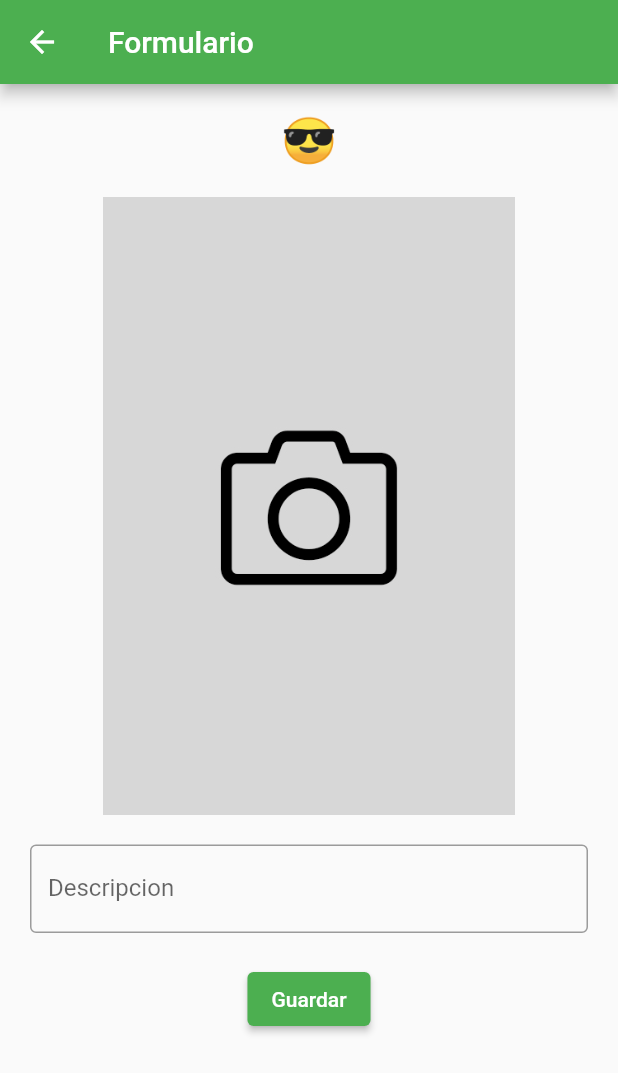
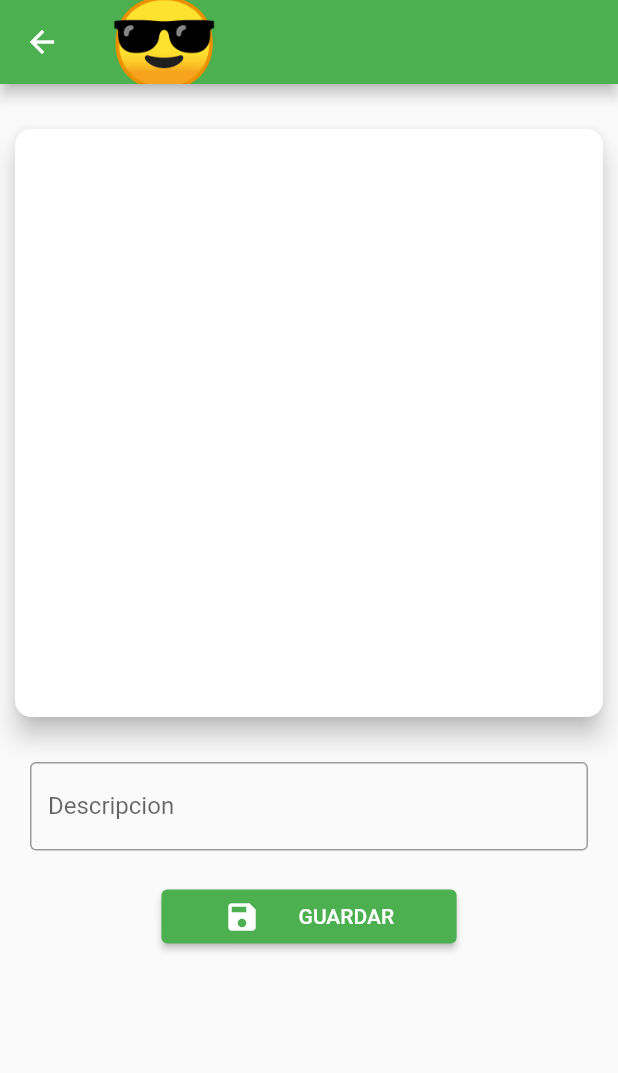
Before and after one commit to xavit/flutter_camera_hive, a Flutter app: the FormUi screen opened by its route, on a phone screen of 412 x 824 dp. Shown: the top 1073 px of the screen. Run offline on Flutter 3.47's test engine with Material 2 defaults, Android fonts, the light colour scheme and no system bars; our stand-ins replace gallery_saver, hive, hive_flutter, image_picker; accounts and stored records are empty.

Commit message:
Card de la Imagen

```diff
--- a/lib/src/ui/form_ui.dart
+++ b/lib/src/ui/form_ui.dart
@@ -1,8 +1,9 @@
+import 'dart:io';
+
 import 'package:flutter/material.dart';
 import 'package:gallery_saver/gallery_saver.dart';
 import 'package:hive/hive.dart';
 import 'package:image_picker/image_picker.dart';
-// import 'dart:io';
 
 class FormUi extends StatefulWidget {
   Map<String, dynamic>? item;
@@ -19,6 +20,7 @@ class _FormUiState extends State<FormUi> {
   final TextEditingController _descripcionController = TextEditingController();
 
   //Foto
+  File? imageFile;
   dynamic _pickImageError;
   late String _statusText = "😎";
 
@@ -28,46 +30,31 @@ class _FormUiState extends State<FormUi> {
     super.initState();
   }
 
-  _labelStatus() {
-    return Text(
-      _statusText,
-      style: const TextStyle(fontSize: 30),
-    );
-  }
+  // _labelStatus() {
+  //   return Text(
+  //     _statusText,
+  //     style: const TextStyle(fontSize: 30),
+  //   );
+  // }
 
   _image() {
     final size = MediaQuery.of(context).size;
     return GestureDetector(
       onTap: () => _takePhoto(),
-      child: SizedBox(
+      child: Container(
         height: size.height * 0.5,
-        child: Image.asset(
-          'assets/images/${widget.item != null ? widget.item!['imagen'] : 'no-image.jpg'}',
-          width: size.width * 0.7,
+        width: size.width,
+        color: Colors.transparent,
+        child: Card(
+          semanticContainer: true,
+          clipBehavior: Clip.antiAliasWithSaveLayer,
+          elevation: 7,
+          shape: RoundedRectangleBorder(
+            borderRadius: BorderRadius.circular(11.0),
+          ),
+          margin: const EdgeInsets.all(10),
         ),
       ),
-    );
-  }
-
-  _descripcion() {
-    return Padding(
-      padding: const EdgeInsets.symmetric(horizontal: 20),
-      child: TextField(
-        controller: _descripcionController,
-        decoration: const InputDecoration(
-          border: OutlineInputBorder(),
-          labelText: 'Descripcion',
-        ),
-      ),
-    );
-  }
-
-  _button() {
-    return ElevatedButton(
-      onPressed: () {
-        // _createItem();
-      },
-      child: const Text('Guardar'),
     );
   }
 
@@ -94,14 +81,6 @@ class _FormUiState extends State<FormUi> {
             _statusText = "💾";
           });
         });
-        // await GallerySaver.saveImage(pickedFile.path).then((String path) {
-        //   setState(() {
-        //     _statusText = 'image saved!';
-        //   });
-        // });
-        // setState(() {
-        //   _pickImageError = null;
-        // });
       }
     } catch (e) {
       setState(() {
@@ -110,15 +89,47 @@ class _FormUiState extends State<FormUi> {
     }
   }
 
+  _descripcion() {
+    return Padding(
+      padding: const EdgeInsets.symmetric(horizontal: 20),
+      child: TextField(
+        controller: _descripcionController,
+        decoration: const InputDecoration(
+          border: OutlineInputBorder(),
+          labelText: 'Descripcion',
+        ),
+      ),
+    );
+  }
+
+  _button() {
+    final size = MediaQuery.of(context).size;
+    return ElevatedButton(
+      onPressed: () {
+        // _createItem();
+      },
+      child: SizedBox(
+        width: size.width * 0.4,
+        child: Row(
+          mainAxisAlignment: MainAxisAlignment.spaceEvenly,
+          crossAxisAlignment: CrossAxisAlignment.center,
+          children: const [
+            Icon(Icons.save),
+            Text('GUARDAR'),
+          ],
+        ),
+      ),
+    );
+  }
+
   @override
   Widget build(BuildContext context) {
     return Scaffold(
-      appBar: AppBar(title: const Text('Formulario')),
+      appBar: AppBar(
+          title: Text(_statusText, style: const TextStyle(fontSize: 60))),
       body: SingleChildScrollView(
         child: Column(
           children: [
-            const SizedBox(height: 20),
-            _labelStatus(),
             const SizedBox(height: 20),
             _image(),
             const SizedBox(height: 20),
```
